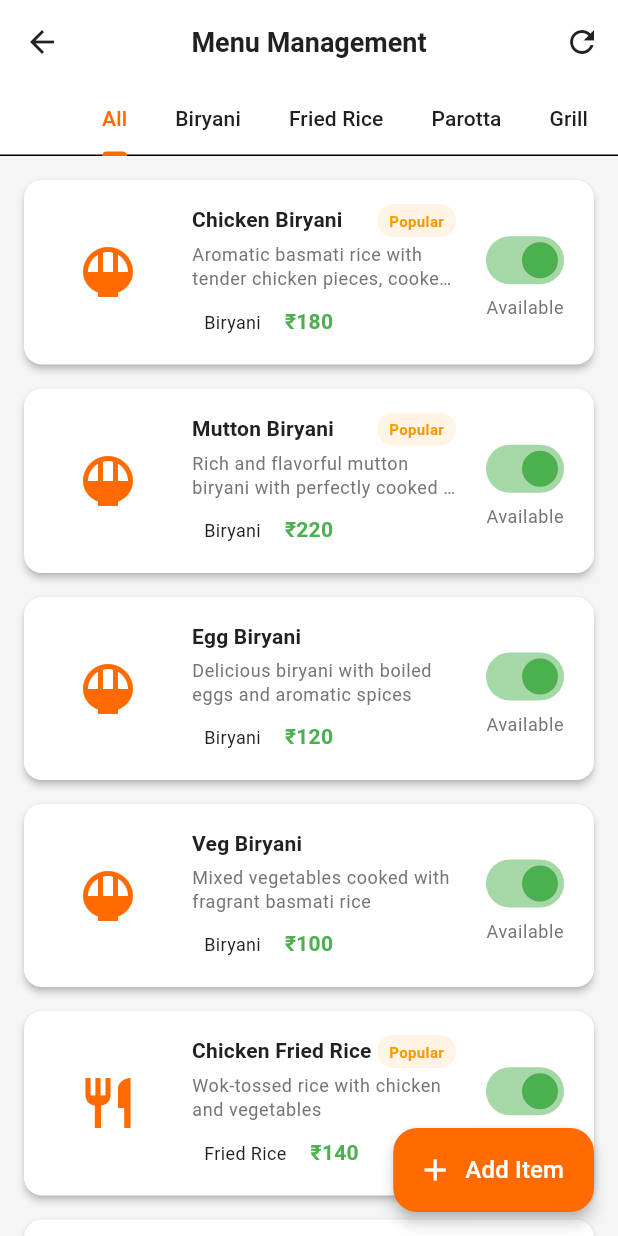
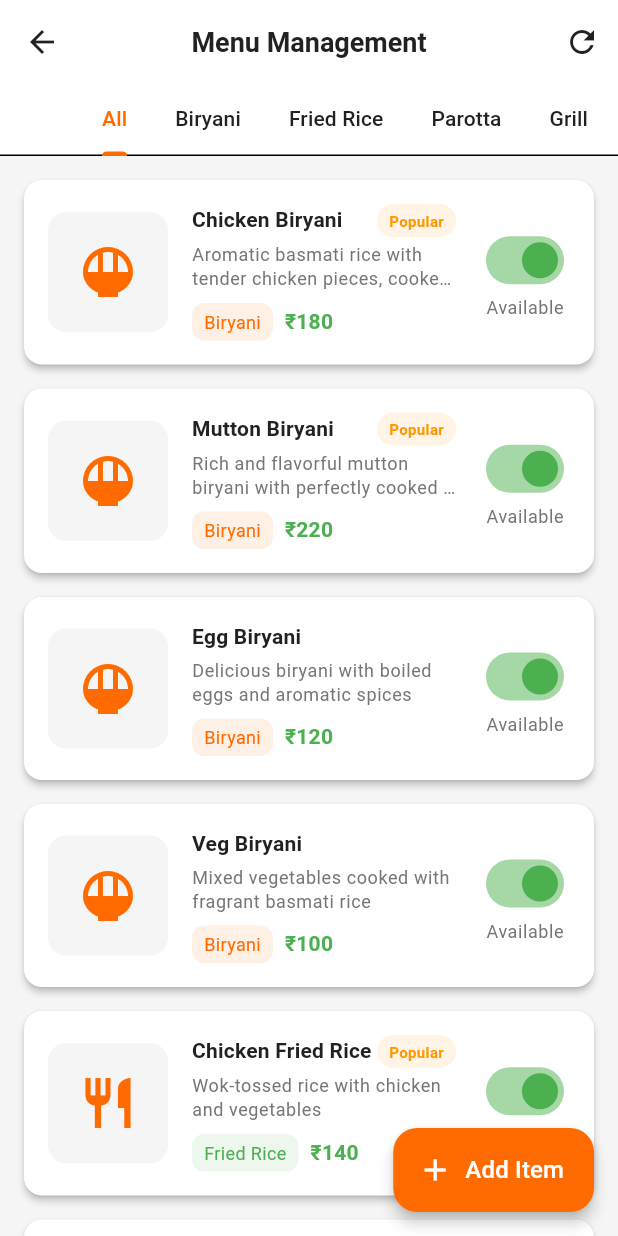
Before and after one commit to gowthamgitlook/harur_cloud, a Flutter app: the AdminMenuScreen screen opened directly, on a phone screen of 412 x 824 dp. Run offline on Flutter 3.47's test engine with Material 3 defaults, Android fonts, the phone set to English and light mode, and no system bars; our stand-ins replace badges, pin_code_fields, shared_preferences, smooth_page_indicator; accounts and stored records are empty.

Commit message:
Fix critical issues and compile errors
Fixed missing providers and resolved all compile errors:
- Re-added AdminOrderProvider, AdminMenuProvider, and DeliveryProvider to app.dart (were removed by linter)
- Added AppColors.backgroundGrey color constant
- Added FoodCategory.color property with appropriate colors for each category
- Made MockAuthService.mockUsers public (removed underscore prefix)
- Fixed static member access in admin_orders_screen.dart

All features now working correctly:
- Admin dashboard with real-time stats
- Admin order management with status updates and delivery assignment
- Admin menu management with CRUD operations
- Delivery partner workflows (available/active/history)

Build: ✅ No compile errors (83 warnings/info only)
Test: ✅ App running successfully on emulator

🤖 Generated with [Claude Code](https://claude.com/claude-code)

Co-Authored-By: Claude Sonnet 4.5 <noreply@anthropic.com>

```diff
--- a/lib/core/constants/app_colors.dart
+++ b/lib/core/constants/app_colors.dart
@@ -39,6 +39,7 @@ class AppColors {
   static const Color overlay = Color(0x80000000);
   static const Color disabled = Color(0xFFBDBDBD);
   static const Color placeholder = Color(0xFFE0E0E0);
+  static const Color backgroundGrey = Color(0xFFF5F5F5);
 
   // Gradients
   static const LinearGradient primaryGradient = LinearGradient(
--- a/lib/features/admin/order_management/presentation/screens/admin_orders_screen.dart
+++ b/lib/features/admin/order_management/presentation/screens/admin_orders_screen.dart
@@ -334,8 +334,7 @@ class _AdminOrderCard extends StatelessWidget {
 
   void _showAssignDeliveryDialog(BuildContext context, OrderModel order) {
     // Get delivery partners from MockAuthService
-    final deliveryPartners = MockAuthService()
-        ._mockUsers
+    final deliveryPartners = MockAuthService.mockUsers
         .where((user) => user.role == UserRole.delivery)
         .toList();
 
--- a/lib/features/auth/data/services/mock_auth_service.dart
+++ b/lib/features/auth/data/services/mock_auth_service.dart
@@ -10,7 +10,7 @@ class MockAuthService implements IAuthService {
   static const String _userKey = 'current_user';
 
   // Mock users for testing
-  static final List<UserModel> _mockUsers = [
+  static final List<UserModel> mockUsers = [
     UserModel(
       id: '1',
       name: 'Test Customer',
@@ -50,7 +50,7 @@ class MockAuthService implements IAuthService {
     await Future.delayed(const Duration(seconds: 1));
 
     // Check if phone number exists in mock users
-    final user = _mockUsers.firstWhere(
+    final user = mockUsers.firstWhere(
       (u) => u.phone == phoneNumber,
       orElse: () => throw Exception('Phone number not registered. Use: +919876543210, +919876543211, or +919876543212'),
     );
@@ -71,7 +71,7 @@ class MockAuthService implements IAuthService {
     }
 
     // Find user by phone number
-    final user = _mockUsers.firstWhere(
+    final user = mockUsers.firstWhere(
       (u) => u.phone == phoneNumber,
       orElse: () => throw Exception('User not found'),
     );
--- a/lib/shared/enums/food_category.dart
+++ b/lib/shared/enums/food_category.dart
@@ -37,6 +37,21 @@ enum FoodCategory {
     }
   }
 
+  Color get color {
+    switch (this) {
+      case FoodCategory.biryani:
+        return const Color(0xFFFF6B00); // Orange
+      case FoodCategory.friedRice:
+        return const Color(0xFF4CAF50); // Green
+      case FoodCategory.parotta:
+        return const Color(0xFFFFC107); // Amber
+      case FoodCategory.grill:
+        return const Color(0xFFF44336); // Red
+      case FoodCategory.drinks:
+        return const Color(0xFF2196F3); // Blue
+    }
+  }
+
   String get iconPath {
     switch (this) {
       case FoodCategory.biryani:
```
Also changed, not shown: lib/app.dart (+18 -0 lines).
